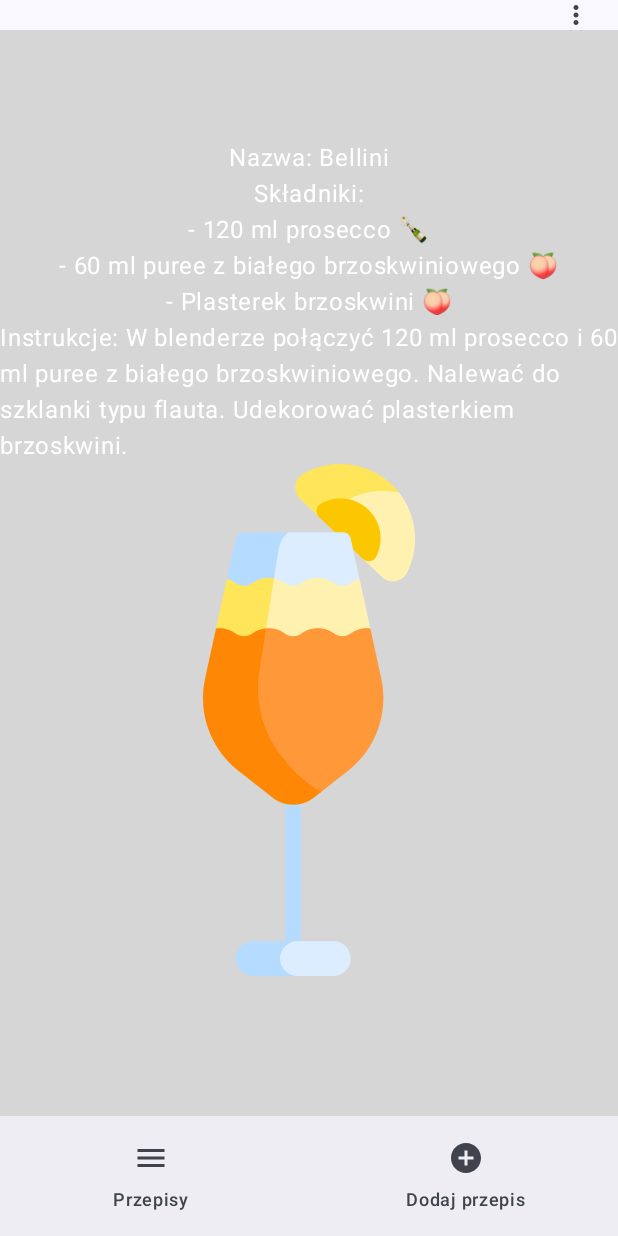
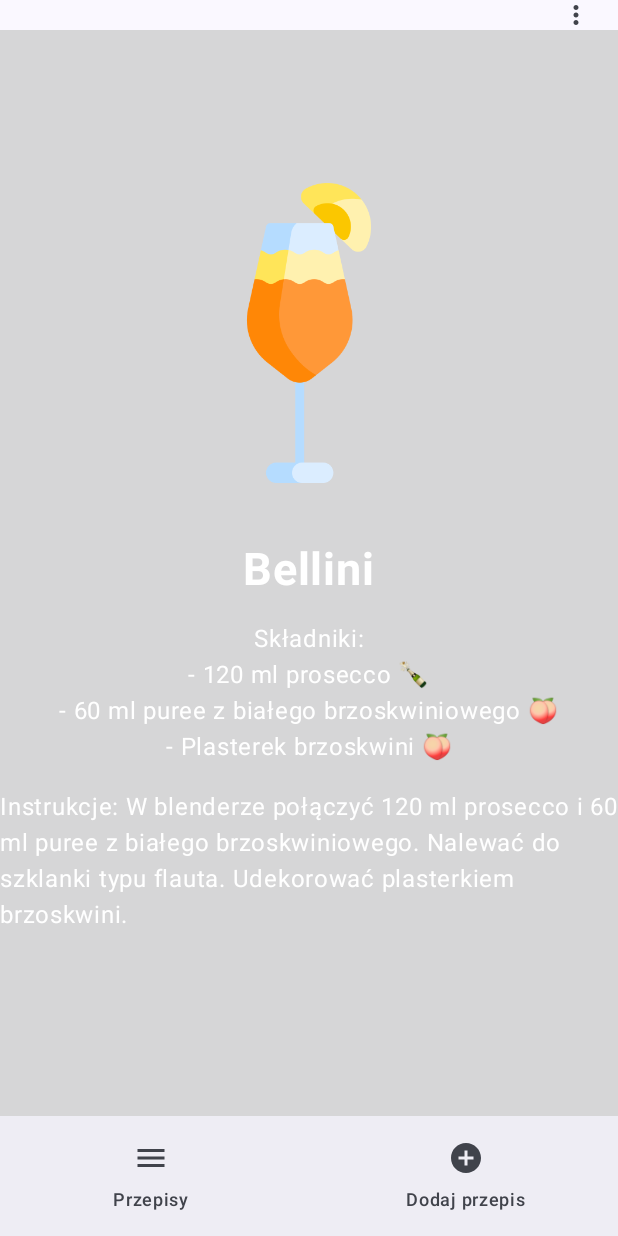
Before and after one commit to ovezthaking/TipplifyMobile, an Android app built with Jetpack Compose: the screen it shows after launch (MainActivity), after a tap on "Bellini", on a phone screen of 412 x 824 dp. Run offline under Robolectric (Android 15) with nearby library versions, the phone set to English and light mode, and no system bars; pictures from the network do not load.

```diff
--- a/app/src/main/java/com/example/tipplify/RecipeScreen.kt
+++ b/app/src/main/java/com/example/tipplify/RecipeScreen.kt
@@ -11,6 +11,7 @@ import androidx.compose.foundation.layout.Spacer
 import androidx.compose.foundation.layout.fillMaxSize
 import androidx.compose.foundation.layout.height
 import androidx.compose.foundation.layout.padding
+import androidx.compose.foundation.layout.width
 import androidx.compose.material3.Button
 import androidx.compose.material3.ButtonDefaults
 import androidx.compose.material3.Text
@@ -22,6 +23,7 @@ import androidx.compose.ui.graphics.Color
 import androidx.compose.ui.layout.ContentScale
 import androidx.compose.ui.platform.LocalContext
 import androidx.compose.ui.res.painterResource
+import androidx.compose.ui.text.font.FontWeight
 import androidx.compose.ui.tooling.preview.Preview
 import androidx.compose.ui.unit.dp
 import androidx.compose.ui.unit.sp
@@ -50,12 +52,6 @@ fun RecipeScreen(recipeId: Int, viewModel: RecipeViewModel) {
             verticalArrangement = Arrangement.Center
         ) {
             recipe?.let {
-                Text("Nazwa: ${it.name}", color = Color(0xFFffffff))
-                Text("Składniki:", color = Color(0xFFffffff))
-                it.ingredients.forEach { ingredient ->
-                    Text("- $ingredient", color = Color(0xFFffffff))
-                }
-                Text("Instrukcje: ${it.description}", color = Color(0xFFffffff))
                 if (!it.photoPath.isNullOrEmpty()) {
                     val imagePath = if (it.photoPath.startsWith("recipes/")) {
                         val file = File(context.filesDir, it.photoPath)
@@ -64,10 +60,24 @@ fun RecipeScreen(recipeId: Int, viewModel: RecipeViewModel) {
                         "file:///android_asset/${it.photoPath}"
                     }
                     AsyncImage(
+                        modifier = Modifier.height(200.dp).width(200.dp),
                         model = imagePath,
-                        contentDescription = "Zdjęcie przepisu"
+                        contentDescription = "Zdjęcie produktu"
                     )
                 }
+                Spacer(modifier = Modifier.height(40.dp))
+
+                Text("${it.name}", color = Color(0xFFffffff), fontSize = 30.sp ,fontWeight = FontWeight.Bold )
+
+                Spacer(modifier = Modifier.height(16.dp))
+
+                Text("Składniki:", color = Color(0xFFffffff))
+                it.ingredients.forEach { ingredient ->
+                    Text("- $ingredient", color = Color(0xFFffffff))
+                }
+                Spacer(modifier = Modifier.height(16.dp))
+                Text("Instrukcje: ${it.description}", color = Color(0xFFffffff))
+
             } ?: Text("Przepis nie znaleziony", color = Color(0xFFffffff))
         }
     }
```
